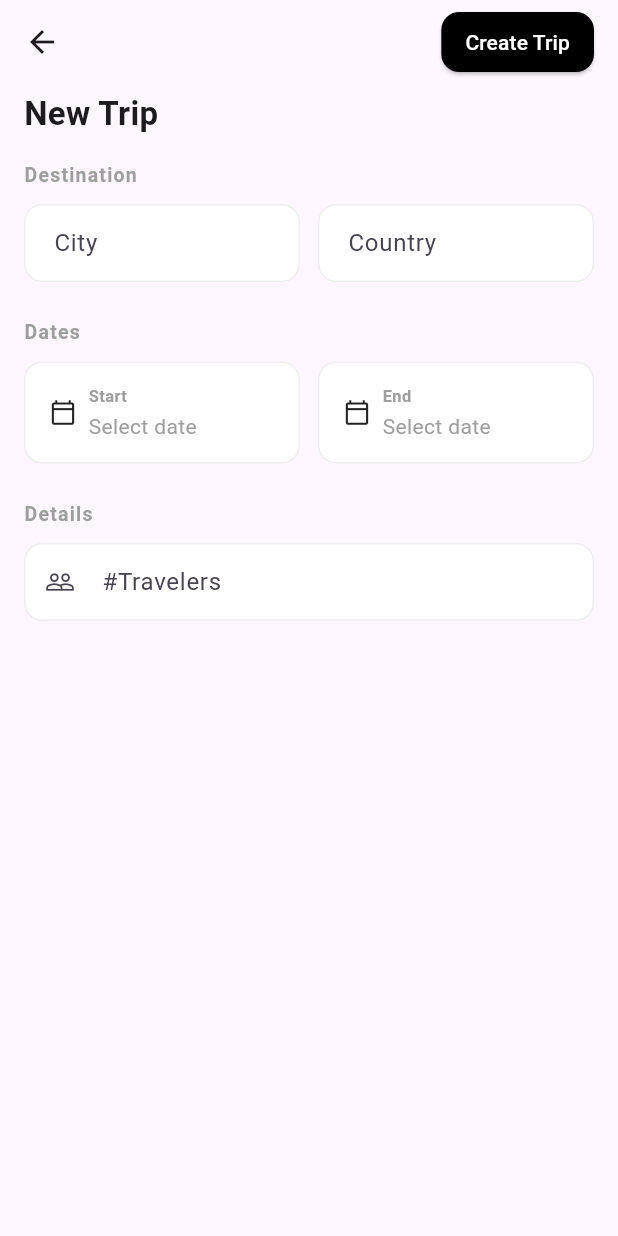
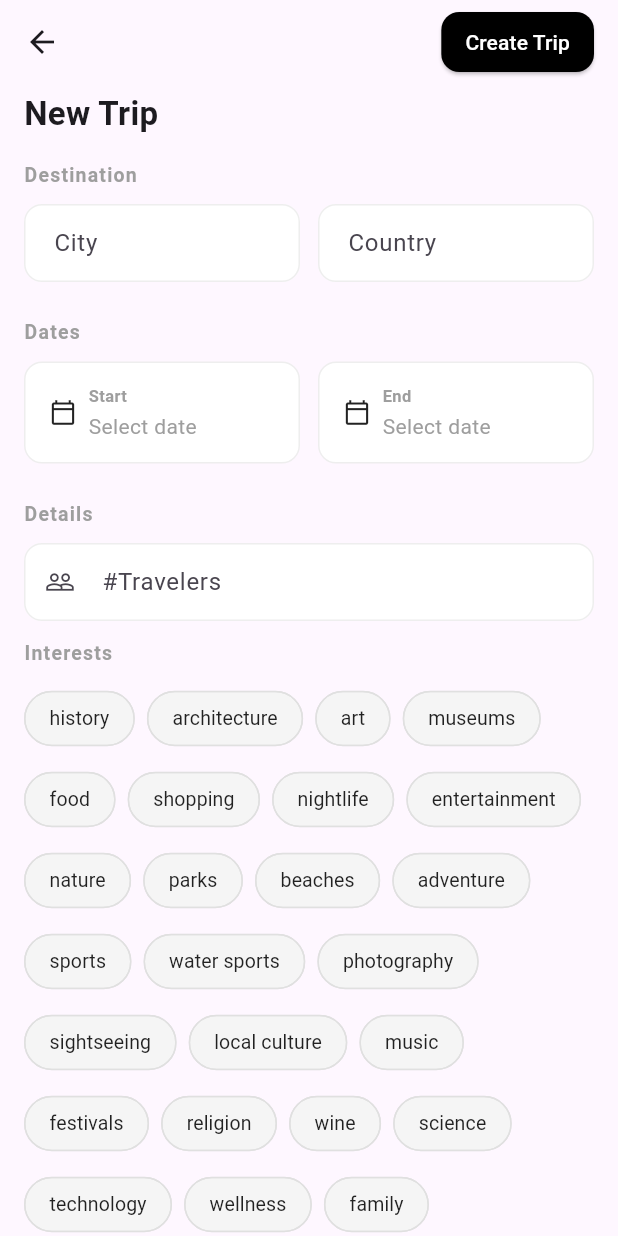
Before and after one commit to AbdelrahmanMostafa33/TourMate-AI, a Flutter app: the TripsScreen screen opened directly, after a tap on "+ New Trip", on a phone screen of 412 x 824 dp. Run offline on Flutter 3.47's test engine with Material 3 defaults, Android fonts, the phone set to English and light mode, and no system bars; our stand-ins replace dio, equatable, firebase_auth, firebase_core, flutter_bloc, flutter_map and 9 more; accounts and stored records are empty; generated files the repository leaves out were written again; network calls fail.

Commit message:
fix: restore trip creation form flow

```diff
--- a/mobile/lib/features/chat/presentation/screens/chat_screen.dart
+++ b/mobile/lib/features/chat/presentation/screens/chat_screen.dart
@@ -14,11 +14,13 @@ import '../widgets/pipeline_progress_widget.dart';
 class ChatScreen extends StatefulWidget {
   final VoidCallback? onTripCreated;
   final String? initialTripId;
+  final String? autoMessage;
 
   const ChatScreen({
     super.key,
     this.onTripCreated,
     this.initialTripId,
+    this.autoMessage,
   });
 
   @override
@@ -64,6 +66,8 @@ class _ChatScreenState extends State<ChatScreen> {
         final cubit = ChatCubit(locator<ChatRepository>());
         if (widget.initialTripId != null) {
           cubit.connectToTrip(widget.initialTripId!, autoMsg: null);
+        } else if (widget.autoMessage != null) {
+          cubit.connectWithAutoMessage(widget.autoMessage!);
         } else {
           cubit.connect();
         }
--- a/mobile/lib/features/trips/presentation/screens/create_trip_screen.dart
+++ b/mobile/lib/features/trips/presentation/screens/create_trip_screen.dart
@@ -1,21 +1,11 @@
 import 'package:flutter/material.dart';
-import 'package:flutter_bloc/flutter_bloc.dart';
-import '../../../../core/network/service_locator.dart';
-import '../../../../core/widgets/app_snackbar.dart';
-import '../../data/models/create_trip_request.dart';
-import '../../data/repository/trips_repository.dart';
-import '../../logic/trips_cubit.dart';
-import '../../logic/trips_state.dart';
 
 class CreateTripScreen extends StatelessWidget {
   const CreateTripScreen({super.key});
 
   @override
   Widget build(BuildContext context) {
-    return BlocProvider(
-      create: (_) => TripsCubit(locator<TripsRepository>()),
-      child: const _CreateTripView(),
-    );
+    return const _CreateTripView();
   }
 }
 
@@ -33,6 +23,38 @@ class _CreateTripViewState extends State<_CreateTripView> {
 
   DateTime? _startDate;
   DateTime? _endDate;
+
+  /// Canonical interest tags that the AI understands — sourced from
+  /// the backend's INTEREST_SYNONYM_MAP in slot_normalizer.py.
+  static const _allInterests = [
+    "history",
+    "architecture",
+    "art",
+    "museums",
+    "food",
+    "shopping",
+    "nightlife",
+    "entertainment",
+    "nature",
+    "parks",
+    "beaches",
+    "adventure",
+    "sports",
+    "water sports",
+    "photography",
+    "sightseeing",
+    "local culture",
+    "music",
+    "festivals",
+    "religion",
+    "wine",
+    "science",
+    "technology",
+    "wellness",
+    "family",
+  ];
+
+  final _selectedInterests = <String>{};
 
   @override
   void dispose() {
@@ -66,56 +88,68 @@ class _CreateTripViewState extends State<_CreateTripView> {
     return "${date.day}/${date.month}/${date.year}";
   }
 
+  String _buildAutoMessage() {
+    final city = _cityController.text.trim();
+    final country = _countryController.text.trim();
+    final destination = country.isNotEmpty ? "$city, $country" : city;
+
+    final parts = <String>["I want to plan a trip to $destination."];
+
+    if (_startDate != null && _endDate != null) {
+      final start = "${_startDate!.day}/${_startDate!.month}/${_startDate!.year}";
+      final end = "${_endDate!.day}/${_endDate!.month}/${_endDate!.year}";
+      parts.add("I'll be there from $start to $end.");
+    } else if (_startDate != null) {
+      final start = "${_startDate!.day}/${_startDate!.month}/${_startDate!.year}";
+      parts.add("I'll be arriving on $start.");
+    }
+
+    final travelers = int.tryParse(_travelersController.text.trim());
+    if (travelers != null && travelers > 0) {
+      parts.add("There will be $travelers of us.");
+    }
+
+    if (_selectedInterests.isNotEmpty) {
+      final sorted = _selectedInterests.toList()..sort();
+      parts.add("We're interested in ${sorted.join(', ')}.");
+    }
+
+    parts.add("Can you help me plan an itinerary?");
+    return parts.join(" ");
+  }
+
   void _submit() {
     final city = _cityController.text.trim();
-    final country = _countryController.text.trim();
     if (city.isEmpty) {
-      AppSnackbar.warning(context, 'City is required');
+      _showSnackbar('City is required');
       return;
     }
 
-    final destination = country.isNotEmpty ? "$city, $country" : city;
+    final autoMessage = _buildAutoMessage();
 
-    final request = CreateTripRequest(
-      destination: destination,
-      startDate: _startDate?.toIso8601String(),
-      endDate: _endDate?.toIso8601String(),
-      numberOfTravelers: int.tryParse(_travelersController.text.trim()),
+    Navigator.pop(context, autoMessage);
+  }
+
+  void _showSnackbar(String message) {
+    ScaffoldMessenger.of(context).showSnackBar(
+      SnackBar(
+        content: Text(message),
+        behavior: SnackBarBehavior.floating,
+      ),
     );
-
-    context.read<TripsCubit>().createTrip(request);
   }
 
   @override
   Widget build(BuildContext context) {
-    return BlocListener<TripsCubit, TripsState>(
-      listener: (context, state) {
-        state.when(
-          initial: () {},
-          loading: () {},
-          creating: () {},
-          created: () {
-            AppSnackbar.success(context, 'Trip created! 🎉');
-            Navigator.pop(context);
-          },
-          loaded: (_) {},
-          error: (msg) {
-            AppSnackbar.error(context, msg);
-          },
-        );
-      },
-      child: Scaffold(
+    return Scaffold(
       appBar: AppBar(
           leading: const BackButton(),
           title: null,
           actions: [
             Padding(
               padding: const EdgeInsets.only(right: 16, top: 8, bottom: 8),
-              child: BlocBuilder<TripsCubit, TripsState>(
-                builder: (context, state) {
-                  final isLoading = state.maybeWhen(creating: () => true, orElse: () => false);
-                  return ElevatedButton(
-                    onPressed: isLoading ? null : _submit,
+              child: ElevatedButton(
+                onPressed: _submit,
                 style: ElevatedButton.styleFrom(
                   backgroundColor: Colors.black,
                   foregroundColor: Colors.white,
@@ -124,21 +158,10 @@ class _CreateTripViewState extends State<_CreateTripView> {
                   ),
                   padding: const EdgeInsets.symmetric(horizontal: 16),
                 ),
-                    child: isLoading
-                        ? const SizedBox(
-                      width: 16,
-                      height: 16,
-                      child: CircularProgressIndicator(
-                        color: Colors.white,
-                        strokeWidth: 2,
-                      ),
-                    )
-                        : const Text(
+                child: const Text(
                   "Create Trip",
                   style: TextStyle(fontWeight: FontWeight.w500),
                 ),
-                  );
-                },
               ),
             ),
           ],
@@ -219,6 +242,8 @@ class _CreateTripViewState extends State<_CreateTripView> {
                       keyboardType: TextInputType.number,
                       prefixIcon: Icons.people_outline,
                     ),
+                    const SizedBox(height: 12),
+                    _interestsSection(),
 
                     const SizedBox(height: 32),
                   ],
@@ -227,7 +252,52 @@ class _CreateTripViewState extends State<_CreateTripView> {
             ),
           ],
         ),
+      );
+  }
+
+  Widget _interestsSection() {
+    return Column(
+      crossAxisAlignment: CrossAxisAlignment.start,
+      children: [
+        _sectionLabel("Interests"),
+        const SizedBox(height: 10),
+        Wrap(
+          spacing: 8,
+          runSpacing: 6,
+          children: _allInterests.map((interest) {
+            final selected = _selectedInterests.contains(interest);
+            return FilterChip(
+              label: Text(
+                interest,
+                style: TextStyle(
+                  fontSize: 13,
+                  color: selected ? Colors.white : Colors.black87,
+                  fontWeight: selected ? FontWeight.w600 : FontWeight.normal,
                 ),
+              ),
+              selected: selected,
+              selectedColor: Colors.black,
+              checkmarkColor: Colors.white,
+              backgroundColor: Colors.grey.shade100,
+              shape: RoundedRectangleBorder(
+                borderRadius: BorderRadius.circular(20),
+                side: BorderSide(
+                  color: selected ? Colors.black : Colors.grey.shade300,
+                ),
+              ),
+              onSelected: (value) {
+                setState(() {
+                  if (value) {
+                    _selectedInterests.add(interest);
+                  } else {
+                    _selectedInterests.remove(interest);
+                  }
+                });
+              },
+            );
+          }).toList(),
+        ),
+      ],
     );
   }
 
--- a/mobile/lib/features/trips/presentation/screens/trips_screen.dart
+++ b/mobile/lib/features/trips/presentation/screens/trips_screen.dart
@@ -6,7 +6,9 @@ import '../../logic/trips_cubit.dart';
 import '../../logic/trips_state.dart';
 
 class TripsScreen extends StatefulWidget {
-  const TripsScreen({super.key});
+  final void Function(String autoMessage)? onStartChatWithMessage;
+
+  const TripsScreen({super.key, this.onStartChatWithMessage});
 
   @override
   State<TripsScreen> createState() => _TripsScreenState();
@@ -35,10 +37,14 @@ class _TripsScreenState extends State<TripsScreen> {
             child: ElevatedButton(
               onPressed: () async {
                 final cubit = context.read<TripsCubit>();
-                await Navigator.pushNamed(context, "/create-trip");
+                final result = await Navigator.pushNamed(context, "/create-trip");
 
-                /// 🔥 Refresh after creating trip
-                cubit.getTrips();
+                if (result is String && result.isNotEmpty) {
+                  widget.onStartChatWithMessage?.call(result);
+                } else {
+                  /// 🔥 Refresh if a trip was created normally (non-chat flow)
+                  cubit.getTrips();
+                }
               },
               style: ElevatedButton.styleFrom(
                 backgroundColor: Colors.black,
```
Also changed, not shown: mobile/lib/core/layout/main_shell.dart (+12 -1 lines), mobile/lib/features/chat/logic/chat_cubit.dart (+21 -0 lines). Lines whose indentation alone changed are shown as unchanged.
